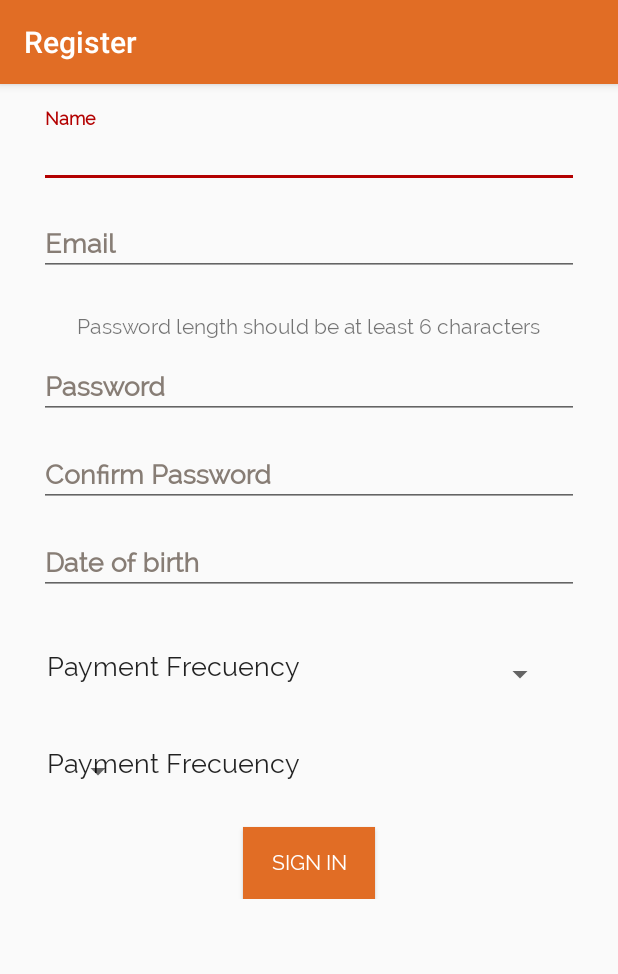
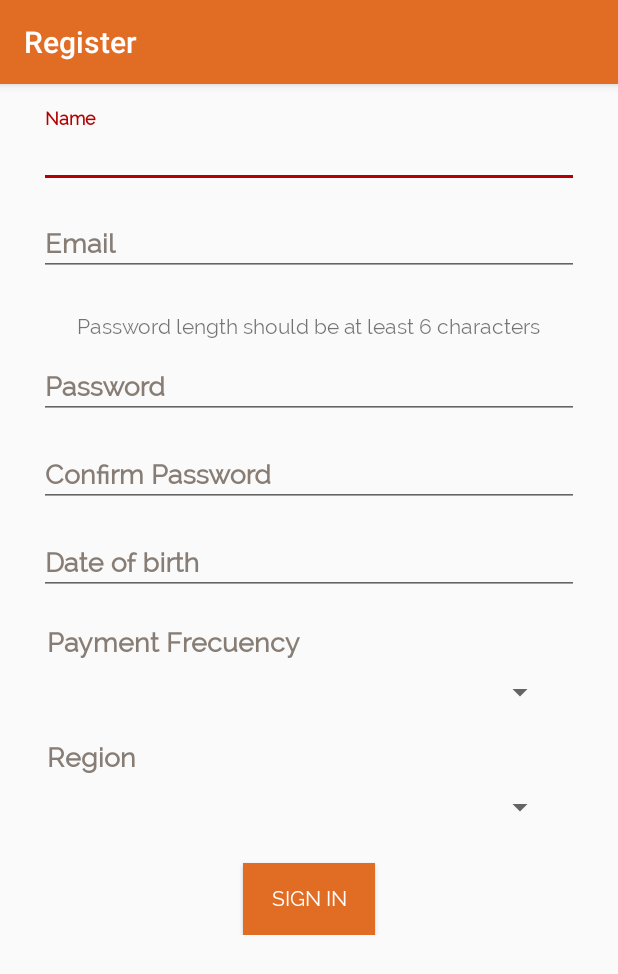
Before and after one commit to KalamaresFTW/mmp_mobile_app, an Android app: the RegisterActivity screen opened directly, with no data from a screen before it, on a phone screen of 412 x 824 dp. Shown: the top 974 px of the screen. Run offline under Robolectric (Android 15) with nearby library versions, the phone set to English and light mode, and no system bars.

Commit message:
Finished profile and register design

```diff
--- a/app/src/main/java/mmp/mymoneyplatform_mobile_app/activity/RegisterActivity.java
+++ b/app/src/main/java/mmp/mymoneyplatform_mobile_app/activity/RegisterActivity.java
@@ -78,10 +78,10 @@ public class RegisterActivity extends AppCompatActivity implements View.OnClickL
         calendar = Calendar.getInstance();
 
         mRegionSpinner = (Spinner) findViewById(R.id.sp_region);
-        mRegionSpinner.setAdapter(new ArrayAdapter<>(this, R.layout.my_item_spinner,regionList));
+        mRegionSpinner.setAdapter(new ArrayAdapter<>(this, R.layout.my_item_spinner_registration,regionList));
 
         mPaymentFrecuencySpinner = (Spinner) findViewById(R.id.sp_payment_frecuency);
-        mPaymentFrecuencySpinner.setAdapter(new ArrayAdapter<>(this, R.layout.my_item_spinner, paymentFrequencyList));
+        mPaymentFrecuencySpinner.setAdapter(new ArrayAdapter<>(this, R.layout.my_item_spinner_registration, paymentFrequencyList));
     }
 
     @Override
--- a/app/src/main/res/layout/content_register.xml
+++ b/app/src/main/res/layout/content_register.xml
@@ -160,24 +160,25 @@
                     android:id="@+id/tv_register_payment"
                     android:layout_width="wrap_content"
                     android:layout_height="wrap_content"
-                    android:paddingTop="@dimen/nav_header_vertical_spacing"
                     android:text="@string/reg_paymentFrecuency"
                     android:textAppearance="@style/TextAppearance.AppCompat.Body1"
-                    android:textSize="@dimen/profile_text_size" />
+                    android:textColor="@color/colorFontRegistration"
+                    android:textSize="@dimen/profile_text_size"
+                    android:textStyle="bold" />
 
                 <Spinner
                     android:id="@+id/sp_payment_frecuency"
-                    android:layout_width="wrap_content"
+                    android:layout_width="match_parent"
                     android:layout_height="wrap_content"
-                    android:layout_alignParentRight="true"
+                    android:layout_below="@+id/tv_register_payment"
                     android:layout_marginBottom="5dp"
-                    android:layout_marginLeft="10dp"
+                    android:layout_marginLeft="25dp"
                     android:layout_marginRight="10dp"
-                    android:layout_marginTop="20dp" />
+                    android:layout_marginTop="10dp" />
 
             </RelativeLayout>
 
-            <!-- TODO: make the parent layout for the region spinner, like the payment frecuency spinner -->
+            <!-- Region Spinner -->
             <RelativeLayout
                 android:id="@+id/lay_register_region"
                 android:layout_width="match_parent"
@@ -191,19 +192,21 @@
                     android:id="@+id/tv_register_region"
                     android:layout_width="wrap_content"
                     android:layout_height="wrap_content"
-                    android:paddingTop="@dimen/nav_header_vertical_spacing"
-                    android:text="@string/reg_paymentFrecuency"
+                    android:text="@string/reg_region"
                     android:textAppearance="@style/TextAppearance.AppCompat.Body1"
-                    android:textSize="@dimen/profile_text_size" />
+                    android:textColor="@color/colorFontRegistration"
+                    android:textSize="@dimen/profile_text_size"
+                    android:textStyle="bold" />
 
                 <Spinner
                     android:id="@+id/sp_region"
-                    android:layout_width="wrap_content"
+                    android:layout_width="match_parent"
                     android:layout_height="wrap_content"
+                    android:layout_below="@+id/tv_register_region"
                     android:layout_marginBottom="5dp"
-                    android:layout_marginLeft="10dp"
+                    android:layout_marginLeft="25dp"
                     android:layout_marginRight="10dp"
-                    android:layout_marginTop="20dp" />
+                    android:layout_marginTop="10dp" />
             </RelativeLayout>
 
             <Button
--- a/app/src/main/res/layout/my_item_spinner.xml
+++ b/app/src/main/res/layout/my_item_spinner_profile.xml
@@ -1,13 +1,13 @@
 <TextView xmlns:android="http://schemas.android.com/apk/res/android"
-    android:id="@android:id/text1"
+    android:id="@+id/my_item_spinner_profile"
     android:layout_width="match_parent"
     android:layout_height="match_parent"
-    android:fontFamily="serif-monospace"
+    android:fontFamily="monospace"
     android:paddingBottom="5dp"
     android:paddingLeft="10dp"
     android:paddingRight="10dp"
     android:paddingTop="5dp"
+    android:textColor="@color/colorBlack"
     android:gravity="right"
-    android:textColor="@color/colorFontRegistration"
     android:textSize="@dimen/profile_text_size"
     android:textStyle="normal" />
--- a/app/src/main/res/values/strings.xml
+++ b/app/src/main/res/values/strings.xml
@@ -70,10 +70,11 @@
     <string name="reg_password">Password</string>
     <string name="reg_confirm_password">Confirm Password</string>
     <string name="reg_dateofbirth">Date of birth</string>
-    <string name="reg_title_paymentFrecuency_spinner">Payment Frecuency</string>
-    <string name="title_activity_profile">Profile</string>
+    <string name="reg_paymentFrecuency">Payment Frecuency</string>
+    <string name="reg_region">Region</string>
 
    <!-- Profile Activity Strings -->
+    <string name="title_activity_profile">Profile</string>
     <string name="profile_name">Name</string>
     <string name="profile_email">Email</string>
     <string name="profile_dateofbirth">Date of Birth</string>
@@ -81,5 +82,4 @@
     <string name="profile_paymentFrecuency">Payment Frecuency</string>
     <string name="profile_button_modify">Modify</string>
     <string name="profile_button_save">Save</string>
-    <string name="reg_paymentFrecuency">Payment Frecuency</string>
 </resources>
```
Also changed, not shown: app/src/main/java/mmp/mymoneyplatform_mobile_app/activity/ProfileActivity.java (+2 -21 lines), app/src/main/res/layout/content_profile.xml (+5 -5 lines), app/src/main/res/layout/my_item_spinner_registration.xml (added, +13 -0 lines), app/src/main/res/values/colors.xml (+4 -4 lines).
